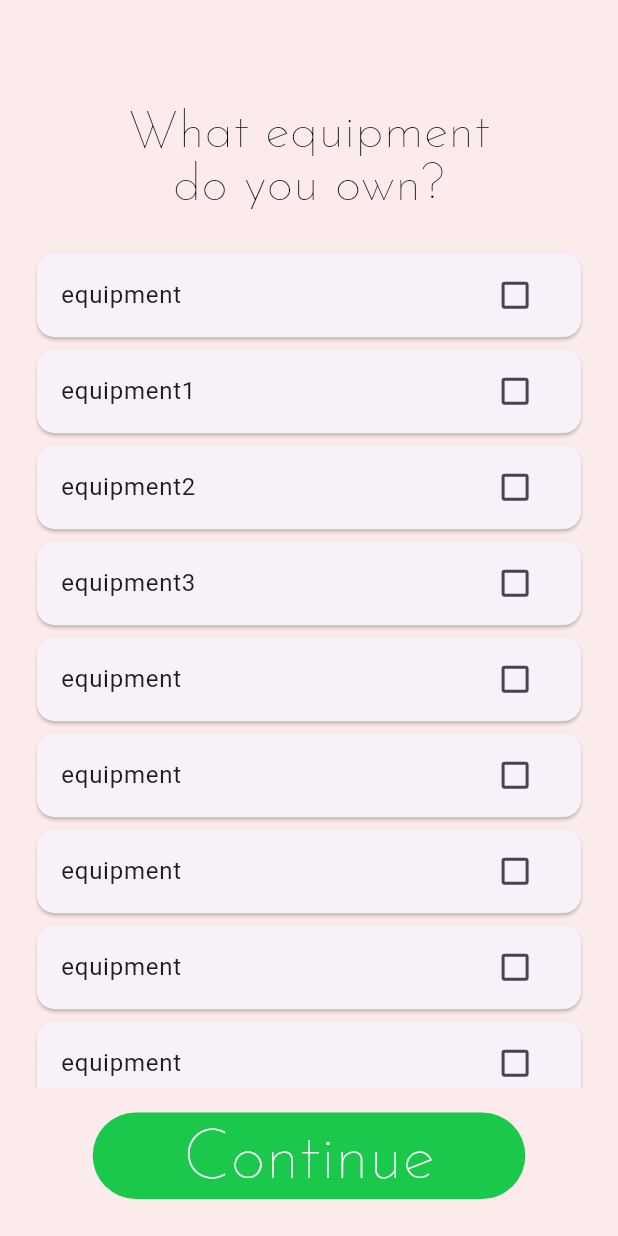
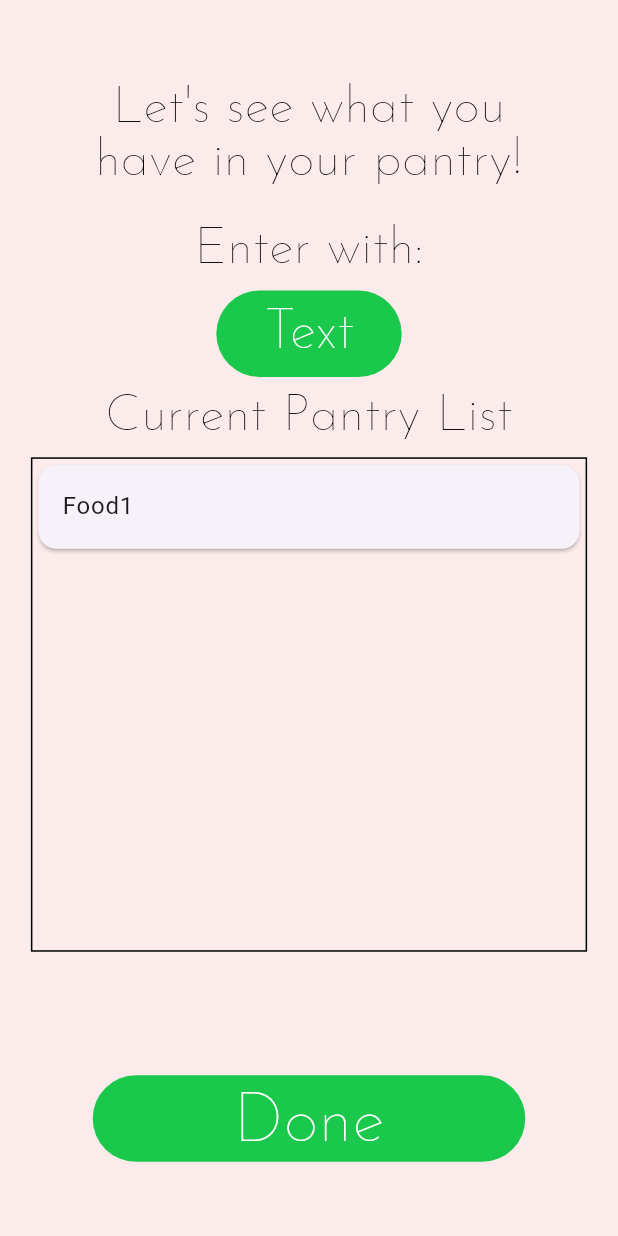
Before and after one commit to acompalas/Sustainabites_AI, a Flutter app: the signUpEquipment screen opened directly, after a tap on "Continue", on a phone screen of 412 x 824 dp. Run offline on Flutter 3.47's test engine with Material 3 defaults, Android fonts, the phone set to English and light mode, and no system bars; our stand-ins replace firebase_analytics; accounts and stored records are empty.

Commit message:
added some stuff

```diff
--- /dev/null
+++ b/bites/budget_bites/lib/SignInUp/signInPantry.dart
@@ -0,0 +1,171 @@
+import 'package:budget_bites/SignInUp/textPantryEnter.dart';
+import 'package:flutter/material.dart';
+import 'package:budget_bites/main.dart';
+import 'package:budget_bites/themes/appColorTheme.dart';
+import 'package:budget_bites/themes/appTextTheme.dart';
+//import 'package:budget_bites/SignInUp/signUpEquipment.dart';
+
+class signUpPantry extends StatefulWidget{
+  @override
+  _signUpPantry createState()=> _signUpPantry();
+}
+
+class _signUpPantry extends State<signUpPantry>{
+  @override
+  Widget build(BuildContext context){
+    return Scaffold(
+      resizeToAvoidBottomInset : false, //so it doesnt cause error when having keyboard
+      body: Container(
+        color: appColorTheme.backgroundColor,
+        child : Stack(
+          alignment: AlignmentDirectional.topEnd, //puts components from top to bottom
+          children: [
+            Center( //centering everything on the page
+              child: Column( //so things dont overlap
+                mainAxisAlignment: MainAxisAlignment.center,
+                crossAxisAlignment: CrossAxisAlignment.center,
+                children: [
+                  Container( //for text under title
+                    alignment: Alignment.center,
+                    width: screenWidth* .8,
+                    height: screenHeight * .11,
+                    padding: EdgeInsets.only(bottom: screenHeight * .01),
+                    child : Text(
+                        'Let\'s see what you have in your pantry!',
+                        maxLines: 2,
+                        textAlign: TextAlign.center,
+                        style: appTextTheme.textUnderTitleSmaller,
+                    ),
+                  ),
+                  Padding(padding: EdgeInsets.only(bottom : screenHeight * 0.01)),
+                  Container( //for text under title
+                    alignment: Alignment.center,
+                    width: screenWidth* .8,
+                    height: screenHeight * .055,
+                    padding: EdgeInsets.only(bottom: screenHeight * .01),
+                    child : Text(
+                        'Enter with:',
+                        maxLines: 1,
+                        textAlign: TextAlign.center,
+                        style: appTextTheme.textUnderTitleSmaller,
+                    ),
+                  ),
+                  addIngredientsButton(),
+                  Padding(padding: EdgeInsets.only(bottom: screenHeight * .01)),
+                  Container( //for text under title
+                    alignment: Alignment.center,
+                    width: screenWidth* .8,
+                    height: screenHeight * .055,
+                    padding: EdgeInsets.only(bottom: screenHeight * .01),
+                    child : Text(
+                        'Current Pantry List',
+                        maxLines: 1,
+                        textAlign: TextAlign.center,
+                        style: appTextTheme.textUnderTitleSmaller,
+                    ),
+                  ),
+                  Container(
+                    alignment: Alignment.center,
+                    width: screenWidth * .9,
+                    height: screenHeight * .4,
+                    child:pantryList(),
+                    decoration: BoxDecoration(
+                      border: Border.all(color: const Color.fromARGB(255, 0, 0, 0))
+                    ),
+                  ),
+                  Padding(padding: EdgeInsets.only(bottom: screenHeight * .1)),
+                  doneButton(),
+                ],
+              )
+            )
+          ]
+        )
+      )
+    );
+  }
+}
+
+
+
+class addIngredientsButton extends StatelessWidget{
+  addIngredientsButton({super.key});
+  @override
+  Widget build(BuildContext context){
+    return InkWell(
+      child: Container(
+        height: screenHeight * .07,
+      width: screenWidth * .3,
+      child: Center(
+        child : Text(
+          'Text',
+          style: appTextTheme.smallerButtonText,
+        )
+      ),
+      decoration: BoxDecoration(
+        color: appColorTheme.buttonColor,
+        borderRadius: BorderRadius.circular(30),
+      ),
+      ),
+      onTap: (){
+          Navigator.push(context, MaterialPageRoute(builder: (context) => textPantryEnter()),);
+      },
+    );
+  }
+}
+
+
+class pantryList extends StatefulWidget{
+  @override
+  _pantryList createState() => _pantryList();
+}
+
+class _pantryList extends State<pantryList>{
+  List<String> pantryList =[
+    'Food1',
+  ];
+  @override
+  Widget build(BuildContext context){
+    return Scrollbar(
+      child: ListView.builder(
+      itemCount: pantryList.length,
+      itemBuilder: (context, index){
+        return Card(
+          child: ListTile(
+            onTap: (){
+              print(pantryList[index]);
+            },
+            title: Text(pantryList[index]),
+          )
+        );
+      }
+    )
+    );
+  }
+}
+
+
+class doneButton extends StatelessWidget{
+  doneButton({super.key});
+  @override
+  Widget build(BuildContext context){
+    return InkWell(
+      child: Container(
+        height: screenHeight * .07,
+      width: screenWidth * .7,
+      child: Center(
+        child : Text(
+          'Done',
+          style: appTextTheme.signInUpButton,
+        )
+      ),
+      decoration: BoxDecoration(
+        color: appColorTheme.buttonColor,
+        borderRadius: BorderRadius.circular(30),
+      ),
+      ),
+      onTap: (){
+          Navigator.push(context, MaterialPageRoute(builder: (context) => signUpPantry()),);
+      },
+    );
+  }
+}
--- a/bites/budget_bites/lib/SignInUp/signUpEquipment.dart
+++ b/bites/budget_bites/lib/SignInUp/signUpEquipment.dart
@@ -1,3 +1,4 @@
+import 'package:budget_bites/SignInUp/signInPantry.dart';
 import 'package:flutter/material.dart';
 import 'package:budget_bites/main.dart';
 import 'package:budget_bites/themes/appColorTheme.dart';
@@ -78,7 +79,7 @@ class enterEquipmentButton extends StatelessWidget{
       ),
       ),
       onTap: (){
-          //Navigator.push(context, MaterialPageRoute(builder: (context) => signUpCuisine()),);
+          Navigator.push(context, MaterialPageRoute(builder: (context) => signUpPantry()),);
       },
     );
   }
--- a/bites/budget_bites/lib/themes/appTextTheme.dart
+++ b/bites/budget_bites/lib/themes/appTextTheme.dart
@@ -35,4 +35,10 @@ class appTextTheme{
     fontWeight: FontWeight.w100,
     color:appColorTheme.textLabel,
   );
+  static TextStyle smallerButtonText = TextStyle(
+    fontFamily: 'JosefinSans',
+    fontSize: fontMultiplier * 1.5,
+    fontWeight: FontWeight.w200,
+    color: appColorTheme.buttonTextColor,
+  );
 }
```
Also changed, not shown: bites/budget_bites/lib/SignInUp/textPantryEnter.dart (added, +158 -0 lines).
